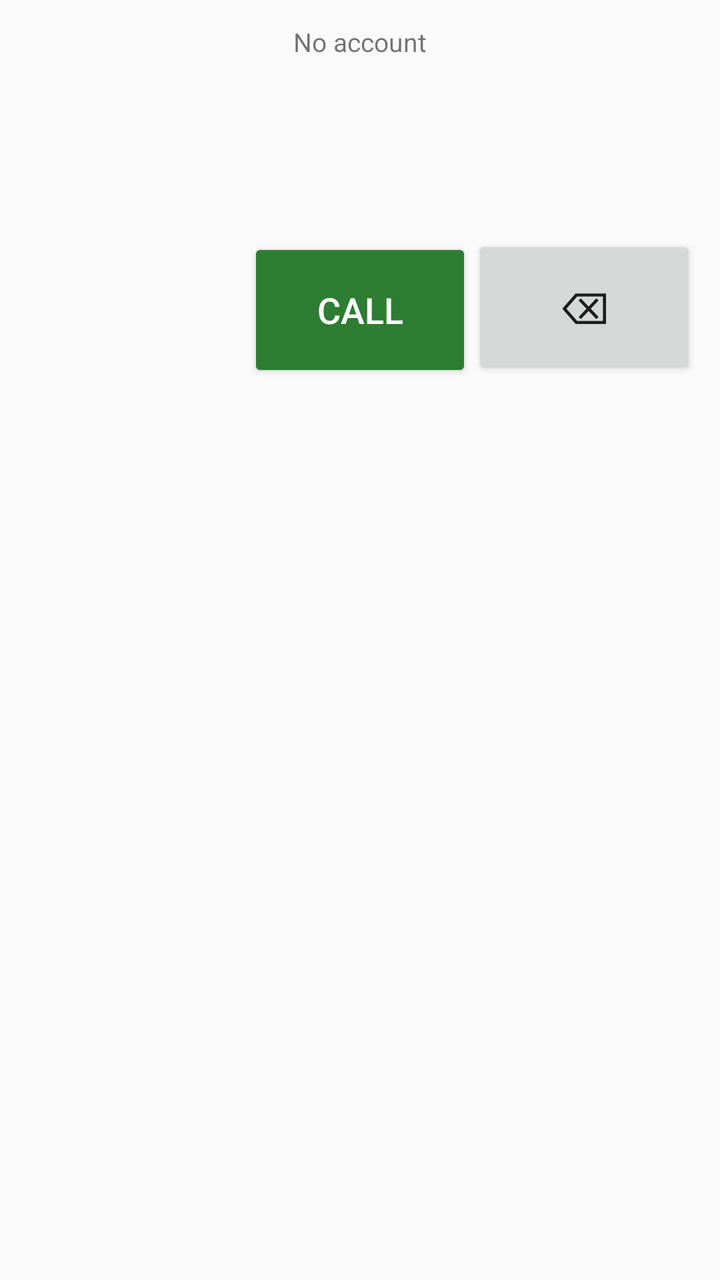
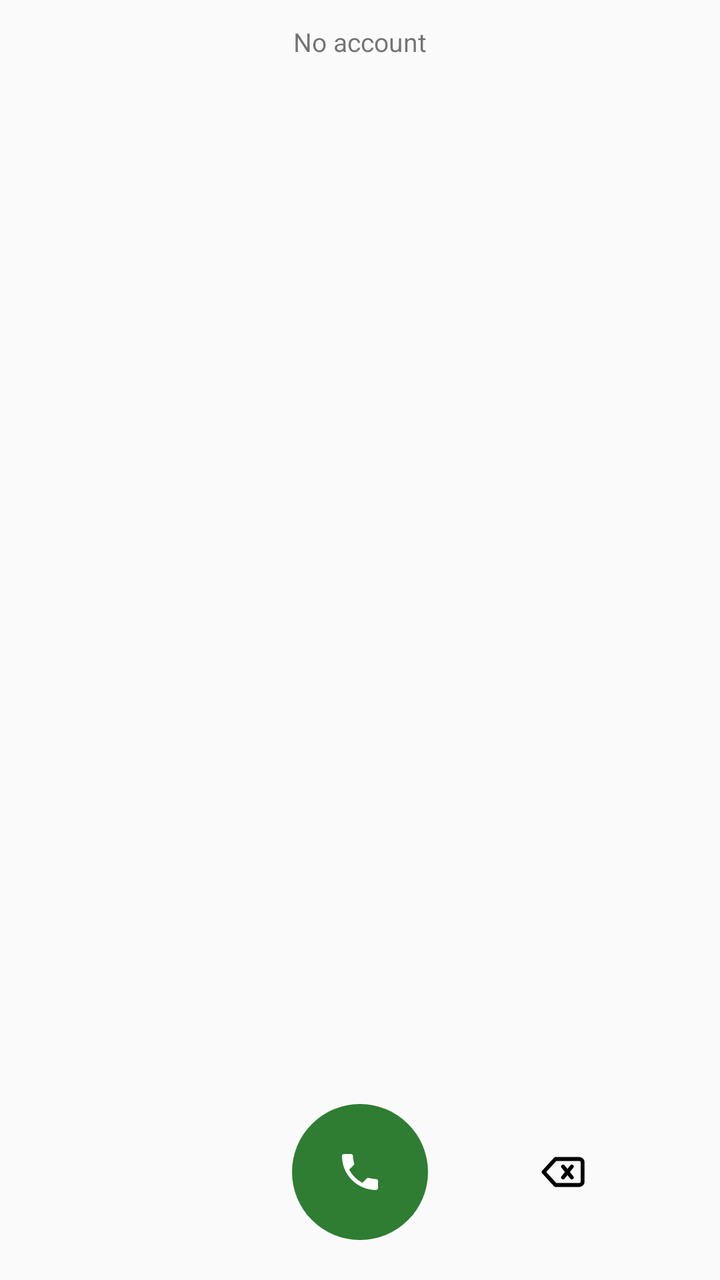

An Android layout rendered at two revisions. The XML below is the earlier revision; the diff shows what the commit changed to produce the second picture.
<!-- AndroidManifest.xml: application theme Theme.SoftDial -->
<!-- res/layout/activity_main.xml -->
<?xml version="1.0" encoding="utf-8"?>
<LinearLayout xmlns:android="http://schemas.android.com/apk/res/android"
    android:layout_width="match_parent"
    android:layout_height="match_parent"
    android:orientation="vertical"
    android:padding="12dp">

    <TextView
        android:id="@+id/tvReg"
        android:layout_width="match_parent"
        android:layout_height="wrap_content"
        android:gravity="center"
        android:text="No account"
        android:textSize="13sp" />

    
    <LinearLayout
        android:id="@+id/dialerGroup"
        android:layout_width="match_parent"
        android:layout_height="match_parent"
        android:orientation="vertical">

        <Button
            android:id="@+id/btnFrom"
            style="?android:attr/borderlessButtonStyle"
            android:layout_width="match_parent"
            android:layout_height="wrap_content"
            android:visibility="gone" />

        <TextView
            android:id="@+id/tvNumber"
            android:layout_width="match_parent"
            android:layout_height="56dp"
            android:ellipsize="start"
            android:gravity="center"
            android:maxLines="1"
            android:textSize="32sp" />

        <TextView
            android:id="@+id/tvContact"
            android:layout_width="match_parent"
            android:layout_height="24dp"
            android:gravity="center"
            android:textSize="14sp" />

        <GridLayout
            android:id="@+id/pad"
            android:layout_width="match_parent"
            android:layout_height="wrap_content"
            android:columnCount="3" />

        <LinearLayout
            android:layout_width="match_parent"
            android:layout_height="wrap_content"
            android:layout_marginTop="8dp"
            android:orientation="horizontal">

            <View
                android:layout_width="0dp"
                android:layout_height="1dp"
                android:layout_weight="1" />

            <Button
                android:id="@+id/btnCall"
                android:layout_width="0dp"
                android:layout_height="72dp"
                android:layout_weight="1"
                android:backgroundTint="#2E7D32"
                android:text="Call"
                android:textColor="#FFFFFF"
                android:textSize="18sp" />

            <Button
                android:id="@+id/btnBack"
                android:layout_width="0dp"
                android:layout_height="72dp"
                android:layout_weight="1"
                android:text="⌫"
                android:textSize="22sp" />
        </LinearLayout>

    </LinearLayout>

    
    <ScrollView
        android:id="@+id/callGroup"
        android:layout_width="match_parent"
        android:layout_height="match_parent"
        android:fillViewport="true"
        android:visibility="gone">

        <LinearLayout
            android:layout_width="match_parent"
            android:layout_height="wrap_content"
            android:gravity="center_horizontal"
            android:orientation="vertical">

            <TextView
                android:id="@+id/tvCallInfo"
                android:layout_width="wrap_content"
                android:layout_height="wrap_content"
                android:layout_marginTop="32dp"
                android:textSize="28sp" />

            <TextView
                android:id="@+id/tvCallState"
                android:layout_width="wrap_content"
                android:layout_height="wrap_content"
                android:layout_marginTop="8dp"
                android:textSize="16sp" />

            <LinearLayout
                android:id="@+id/controls"
                android:layout_width="match_parent"
                android:layout_height="wrap_content"
                android:layout_marginTop="32dp"
                android:orientation="vertical"
                android:visibility="gone">

                <LinearLayout
                    android:layout_width="match_parent"
                    android:layout_height="wrap_content"
                    android:orientation="horizontal">

                    <Button
                        android:id="@+id/btnMute"
                        android:layout_width="0dp"
                        android:layout_height="wrap_content"
                        android:layout_weight="1"
                        android:text="Mute" />

                    <Button
                        android:id="@+id/btnSpeaker"
                        android:layout_width="0dp"
                        android:layout_height="wrap_content"
                        android:layout_weight="1"
                        android:text="Speaker" />

                    <Button
                        android:id="@+id/btnRecord"
                        android:layout_width="0dp"
                        android:layout_height="wrap_content"
                        android:layout_weight="1"
                        android:text="Record" />
                </LinearLayout>

                <LinearLayout
                    android:layout_width="match_parent"
                    android:layout_height="wrap_content"
                    android:orientation="horizontal">

                    <Button
                        android:id="@+id/btnKeypad"
                        android:layout_width="0dp"
                        android:layout_height="wrap_content"
                        android:layout_weight="1"
                        android:text="Keypad" />

                    <Button
                        android:id="@+id/btnHold"
                        android:layout_width="0dp"
                        android:layout_height="wrap_content"
                        android:layout_weight="1"
                        android:text="Hold" />

                    <Button
                        android:id="@+id/btnSwap"
                        android:layout_width="0dp"
                        android:layout_height="wrap_content"
                        android:layout_weight="1"
                        android:text="Swap"
                        android:visibility="gone" />

                    <Button
                        android:id="@+id/btnAddCall"
                        android:layout_width="0dp"
                        android:layout_height="wrap_content"
                        android:layout_weight="1"
                        android:text="Add call" />
                </LinearLayout>
            </LinearLayout>

            <TextView
                android:id="@+id/tvDtmf"
                android:layout_width="match_parent"
                android:layout_height="wrap_content"
                android:layout_marginTop="8dp"
                android:ellipsize="start"
                android:gravity="center"
                android:maxLines="1"
                android:textSize="22sp"
                android:visibility="gone" />

            <GridLayout
                android:id="@+id/dtmfPad"
                android:layout_width="match_parent"
                android:layout_height="wrap_content"
                android:columnCount="3"
                android:visibility="gone" />

            
            <LinearLayout
                android:id="@+id/waitingGroup"
                android:layout_width="match_parent"
                android:layout_height="wrap_content"
                android:layout_marginTop="16dp"
                android:orientation="vertical"
                android:visibility="gone">

                <TextView
                    android:id="@+id/tvWaiting"
                    android:layout_width="match_parent"
                    android:layout_height="wrap_content"
                    android:gravity="center"
                    android:textSize="16sp" />

                <LinearLayout
                    android:layout_width="match_parent"
                    android:layout_height="wrap_content"
                    android:orientation="horizontal">

                    <Button
                        android:id="@+id/btnAnswerWaiting"
                        android:layout_width="0dp"
                        android:layout_height="wrap_content"
                        android:layout_weight="1"
                        android:backgroundTint="#2E7D32"
                        android:text="Hold &amp; answer"
                        android:textColor="#FFFFFF" />

                    <Button
                        android:id="@+id/btnDeclineWaiting"
                        android:layout_width="0dp"
                        android:layout_height="wrap_content"
                        android:layout_weight="1"
                        android:text="Decline" />
                </LinearLayout>
            </LinearLayout>

            <LinearLayout
                android:layout_width="match_parent"
                android:layout_height="wrap_content"
                android:layout_marginTop="24dp"
                android:orientation="horizontal">

                <Button
                    android:id="@+id/btnAnswer"
                    android:layout_width="0dp"
                    android:layout_height="72dp"
                    android:layout_weight="1"
                    android:backgroundTint="#2E7D32"
                    android:text="Answer"
                    android:textColor="#FFFFFF"
                    android:visibility="gone" />

                <Button
                    android:id="@+id/btnHangup"
                    android:layout_width="0dp"
                    android:layout_height="72dp"
                    android:layout_weight="1"
                    android:backgroundTint="#C62828"
                    android:text="Hang up"
                    android:textColor="#FFFFFF" />
            </LinearLayout>
        </LinearLayout>
    </ScrollView>
</LinearLayout>
<!-- resources referenced by this layout -->
<resources>
  <style name="Theme.SoftDial" parent="Theme.AppCompat.DayNight.DarkActionBar" />
</resources>

<!-- the commit's change to res/layout/activity_main.xml (unified diff, before → after) -->
@@ -28,6 +28,23 @@
             android:visibility="gone" />
 
         <TextView
+            android:id="@+id/tvSugTitle"
+            android:layout_width="match_parent"
+            android:layout_height="wrap_content"
+            android:paddingStart="8dp"
+            android:paddingTop="4dp"
+            android:textSize="12sp"
+            android:textStyle="bold" />
+
+        <ListView
+            android:id="@+id/suggestList"
+            android:layout_width="match_parent"
+            android:layout_height="0dp"
+            android:layout_weight="1"
+            android:divider="@null"
+            android:dividerHeight="0dp" />
+
+        <TextView
             android:id="@+id/tvNumber"
             android:layout_width="match_parent"
             android:layout_height="56dp"
@@ -52,7 +69,9 @@
         <LinearLayout
             android:layout_width="match_parent"
             android:layout_height="wrap_content"
-            android:layout_marginTop="8dp"
+            android:layout_marginTop="4dp"
+            android:layout_marginBottom="8dp"
+            android:gravity="center_vertical"
             android:orientation="horizontal">
 
             <View
@@ -60,23 +79,31 @@
                 android:layout_height="1dp"
                 android:layout_weight="1" />
 
-            <Button
+            <ImageButton
                 android:id="@+id/btnCall"
+                android:layout_width="68dp"
+                android:layout_height="68dp"
+                android:background="@drawable/bg_call"
+                android:contentDescription="Call"
+                android:scaleType="center"
+                android:src="@drawable/ic_call"
+                android:tint="#FFFFFF" />
+
+            <FrameLayout
                 android:layout_width="0dp"
-                android:layout_height="72dp"
-                android:layout_weight="1"
-                android:backgroundTint="#2E7D32"
-                android:text="Call"
-                android:textColor="#FFFFFF"
-                android:textSize="18sp" />
-
-            <Button
-                android:id="@+id/btnBack"
-                android:layout_width="0dp"
-                android:layout_height="72dp"
-                android:layout_weight="1"
-                android:text="⌫"
-                android:textSize="22sp" />
+                android:layout_height="68dp"
+                android:layout_weight="1">
+
+                <ImageButton
+                    android:id="@+id/btnBack"
+                    android:layout_width="52dp"
+                    android:layout_height="52dp"
+                    android:layout_gravity="center"
+                    android:background="?android:attr/selectableItemBackgroundBorderless"
+                    android:contentDescription="Delete"
+                    android:src="@drawable/ic_backspace"
+                    android:tint="?android:attr/textColorSecondary" />
+            </FrameLayout>
         </LinearLayout>
 
     </LinearLayout>
<!-- resource entries referenced after the edit -->
@@ -1,5 +1,57 @@
 <!-- resources referenced by this layout -->
 <resources>
-  <style name="Theme.SoftDial" parent="Theme.AppCompat.DayNight.DarkActionBar" />
+  <!-- drawable bg_call (drawable) -->
+  <?xml version="1.0" encoding="utf-8"?>
+  <ripple xmlns:android="http://schemas.android.com/apk/res/android"
+      android:color="#40FFFFFF">
+      <item>
+          <shape android:shape="oval">
+              <solid android:color="@color/call_green" />
+          </shape>
+      </item>
+  </ripple>
+  <!-- drawable ic_backspace (drawable) -->
+  <?xml version="1.0" encoding="utf-8"?>
+  <vector xmlns:android="http://schemas.android.com/apk/res/android"
+      android:width="26dp"
+      android:height="26dp"
+      android:viewportWidth="24"
+      android:viewportHeight="24">
+      <path
+          android:fillColor="#00000000"
+          android:pathData="M9,6h11a1.5,1.5 0 0 1 1.5,1.5v9a1.5,1.5 0 0 1 -1.5,1.5h-11l-5.5,-6z"
+          android:strokeColor="#FF000000"
+          android:strokeLineJoin="round"
+          android:strokeWidth="1.8" />
+      <path
+          android:fillColor="#00000000"
+          android:pathData="M12.5,9.5l4,5 M16.5,9.5l-4,5"
+          android:strokeColor="#FF000000"
+          android:strokeLineCap="round"
+          android:strokeWidth="1.8" />
+  </vector>
+  <!-- drawable ic_call (drawable) -->
+  <?xml version="1.0" encoding="utf-8"?>
+  <vector xmlns:android="http://schemas.android.com/apk/res/android"
+      android:width="24dp"
+      android:height="24dp"
+      android:viewportWidth="24"
+      android:viewportHeight="24">
+      <path
+          android:fillColor="#FF000000"
+          android:pathData="M6.62,10.79c1.44,2.83 3.76,5.14 6.59,6.59l2.2,-2.2c0.27,-0.27 0.67,-0.36 1.02,-0.24 1.12,0.37 2.33,0.57 3.57,0.57 0.55,0 1,0.45 1,1V20c0,0.55 -0.45,1 -1,1 -9.39,0 -17,-7.61 -17,-17 0,-0.55 0.45,-1 1,-1h3.5c0.55,0 1,0.45 1,1 0,1.25 0.2,2.45 0.57,3.57 0.11,0.35 0.03,0.74 -0.25,1.02l-2.2,2.2z" />
+  </vector>
+  <style name="Theme.SoftDial" parent="Theme.AppCompat.DayNight">
+          <item name="colorPrimary">@color/bar_bg</item>
+          <item name="colorPrimaryDark">@color/bar_bg</item>
+          <item name="colorAccent">@color/nav_active</item>
+          <item name="android:statusBarColor">@color/bar_bg</item>
+          <item name="android:navigationBarColor">@color/bar_bg</item>
+          <item name="android:windowLightStatusBar">true</item>
+          <item name="android:windowLightNavigationBar">true</item>
+      </style>
+  <color name="call_green">#2E7D32</color>
+  <color name="bar_bg">#FAFAFA</color>
+  <color name="nav_active">#2E7D32</color>
 </resources>
 
